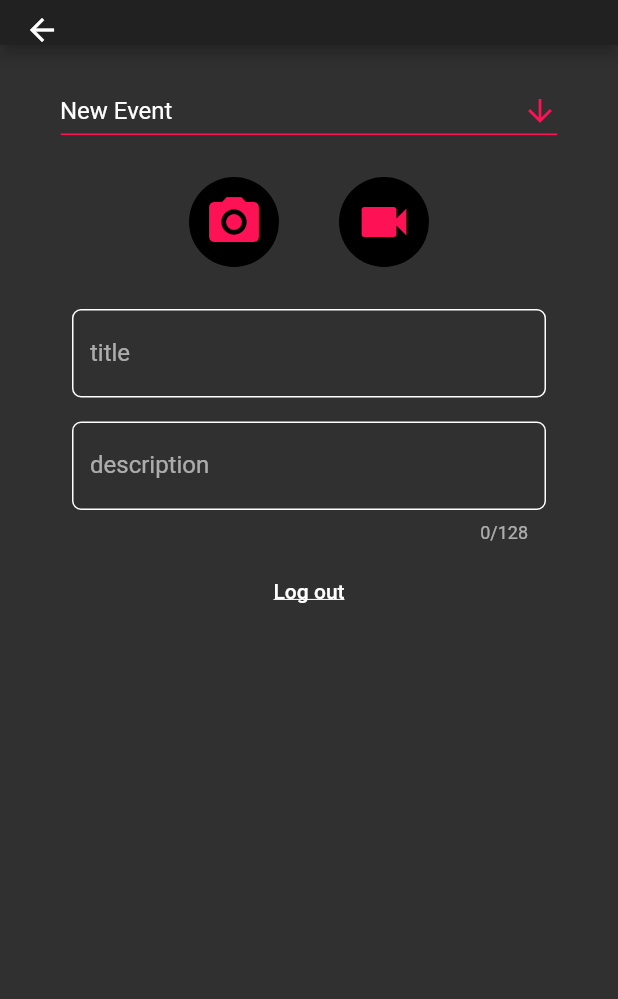
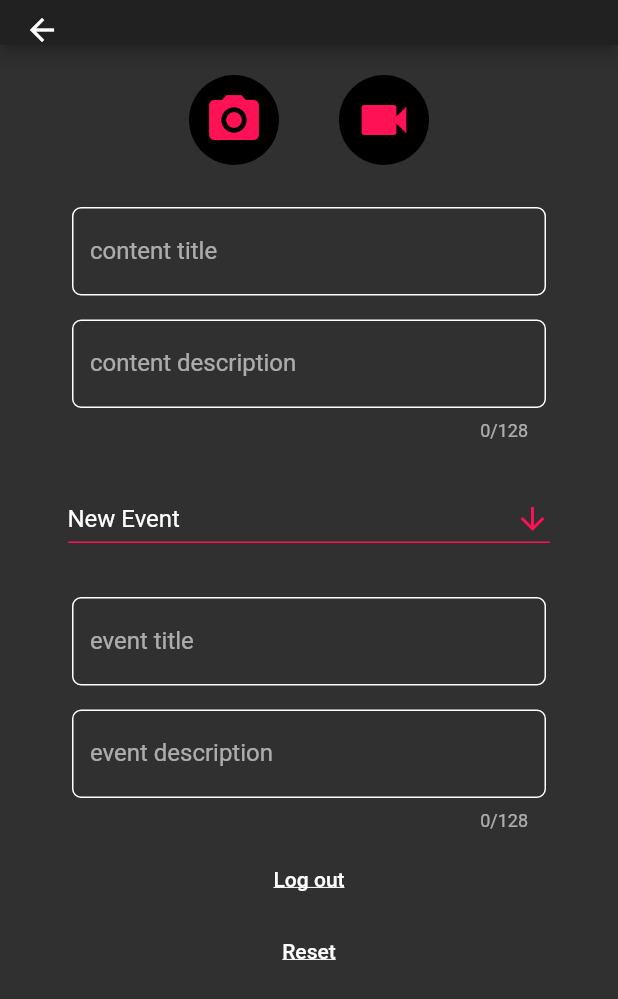
Before and after one commit to algorithmike/eop-mobile, a Flutter app: the CreateContentPage screen opened directly with empty values, on a phone screen of 412 x 824 dp. Shown: the top 999 px of the screen. Run offline on Flutter 3.47's test engine with Material 2 defaults, Android fonts, the phone set to English and light mode, and no system bars; our stand-ins replace flutter_secure_storage, geolocator, graphql_flutter, image_picker, video_player; accounts and stored records are empty; network calls fail.

Commit message:
added ability to create new event with new content, or to add new content to existing event.

```diff
--- a/lib/pages/CreateContentPage.dart
+++ b/lib/pages/CreateContentPage.dart
@@ -32,11 +32,29 @@ class CreateContentPage extends StatefulWidget {
 class _CreateContentPageState extends State<CreateContentPage> {
   File contentFile;
   EopMediaType contentFileMediaType;
+  String eventValue = 'new';
+  bool isNewEvent = true;
 
   final secureStorage = SecureStorage();
   final locator = GPSLocation();
   final TextEditingController contentTitleController = TextEditingController();
   final TextEditingController descriptionController = TextEditingController();
+  final TextEditingController eventTitleController = TextEditingController();
+  final TextEditingController eventDescriptionController =
+      TextEditingController();
+
+  void resetState() {
+    setState(() {
+      contentFile = null;
+      contentFileMediaType = null;
+      eventValue = 'new';
+      isNewEvent = true;
+      contentTitleController.clear();
+      descriptionController.clear();
+      eventTitleController.clear();
+      eventDescriptionController.clear();
+    });
+  }
 
   final String myEvents = """
       query {
@@ -54,8 +72,11 @@ class _CreateContentPageState extends State<CreateContentPage> {
     mutation CreateContent(
       \$file: Upload!,
       \$coordinates: String!,
-      \$title: String!
-      \$description: String
+      \$title: String!,
+      \$description: String,
+      \$eventId: String
+      \$eventTitle: String,
+      \$eventDescription: String
     ){
       createContent(
         data: {
@@ -63,7 +84,12 @@ class _CreateContentPageState extends State<CreateContentPage> {
           coordinates: \$coordinates,
           title: \$title,
           description: \$description,
+          eventId: \$eventId,
           postedFromEop: true
+        },
+        newEventData: {
+          title: \$eventTitle,
+          description: \$eventDescription
         }
       ){
         title
@@ -102,68 +128,6 @@ class _CreateContentPageState extends State<CreateContentPage> {
         child: Center(
           child: Column(
             children: [
-              Query(
-                options: QueryOptions(
-                  document: gql(myEvents),
-                ),
-                builder: (QueryResult result,
-                    {VoidCallback refetch, FetchMore fetchMore}) {
-                  if (result.hasException) {
-                    // return Text(result.exception.toString());
-                    print(result.exception);
-                  }
-
-                  if (result.isLoading) {
-                    return Text('...loading');
-                  }
-
-                  var listOfEvents = <OrganizedEvent>[
-                    OrganizedEvent(id: 'new', title: 'New Event')
-                  ];
-
-                  if (result.data != null) {
-                    result.data['me']['eventsOrganized'].forEach((element) {
-                      print(element);
-                      listOfEvents.add(
-                        OrganizedEvent(
-                          title: element['title'],
-                          id: element['id'],
-                        ),
-                      );
-                    });
-                  }
-                  var menuItems = listOfEvents.map((event) => DropdownMenuItem(
-                      value: event.id, child: Text(event.title)));
-
-                  return Container(
-                    margin: EdgeInsets.only(
-                      top: 20.0,
-                      left: 40.0,
-                      right: 40.0,
-                    ),
-                    child: DropdownButton<String>(
-                      isExpanded: true,
-                      iconEnabledColor: kPrimaryThemeColor,
-                      //TODO: Setup value for query
-                      value: 'new',
-                      icon: Icon(Icons.arrow_downward),
-                      iconSize: 24,
-                      elevation: 16,
-                      underline: Container(
-                        decoration: BoxDecoration(
-                            border: Border.all(color: kPrimaryThemeColor)),
-                        height: 1,
-                      ),
-                      onChanged: (String selectedValue) {
-                        setState(() {
-                          print(selectedValue);
-                        });
-                      },
-                      items: menuItems.toList(),
-                    ),
-                  );
-                },
-              ),
               if (contentFile != null)
                 (contentFileMediaType == EopMediaType.IMAGE)
                     ? SizedBox(
@@ -211,14 +175,85 @@ class _CreateContentPageState extends State<CreateContentPage> {
                   ],
                 ),
               CredentialsInput(
-                label: 'title',
+                label: 'content title',
                 controller: contentTitleController,
               ),
               CredentialsInput(
-                label: 'description',
+                label: 'content description',
                 controller: descriptionController,
                 longText: true,
               ),
+              Query(
+                options: QueryOptions(
+                  document: gql(myEvents),
+                ),
+                builder: (QueryResult result,
+                    {VoidCallback refetch, FetchMore fetchMore}) {
+                  if (result.hasException) {
+                    // return Text(result.exception.toString());
+                    print(result.exception);
+                  }
+
+                  if (result.isLoading) {
+                    return Text('...loading');
+                  }
+
+                  var listOfEvents = <OrganizedEvent>[
+                    OrganizedEvent(id: 'new', title: 'New Event')
+                  ];
+
+                  if (result.data != null) {
+                    result.data['me']['eventsOrganized'].forEach((element) {
+                      print(element);
+                      listOfEvents.add(
+                        OrganizedEvent(
+                          title: element['title'],
+                          id: element['id'],
+                        ),
+                      );
+                    });
+                  }
+                  var menuItems = listOfEvents.map((event) => DropdownMenuItem(
+                      value: event.id, child: Text(event.title)));
+
+                  return Container(
+                    margin: EdgeInsets.symmetric(vertical: 20, horizontal: 45),
+                    child: DropdownButton<String>(
+                      isExpanded: true,
+                      iconEnabledColor: kPrimaryThemeColor,
+                      //TODO: Setup value for query
+                      value: eventValue,
+                      icon: Icon(Icons.arrow_downward),
+                      iconSize: 24,
+                      elevation: 16,
+                      underline: Container(
+                        decoration: BoxDecoration(
+                            border: Border.all(color: kPrimaryThemeColor)),
+                        height: 1,
+                      ),
+                      onChanged: (String selectedValue) {
+                        setState(() {
+                          eventValue = selectedValue;
+                          isNewEvent = (selectedValue == 'new');
+                        });
+                      },
+                      items: menuItems.toList(),
+                    ),
+                  );
+                },
+              ),
+              if (isNewEvent)
+                Column(children: [
+                  CredentialsInput(
+                    label: 'event title',
+                    controller: eventTitleController,
+                  ),
+                  CredentialsInput(
+                    label: 'event description',
+                    controller: eventDescriptionController,
+                    longText: true,
+                  ),
+                ]),
               if (contentFile != null)
                 Mutation(
                   options: MutationOptions(
@@ -227,6 +262,7 @@ class _CreateContentPageState extends State<CreateContentPage> {
                       if (result.data != null) {
                         print('Successful Upload!');
                         print(result.data);
+                        resetState();
                         //TODO: Add post-upload navigation or actions.
                       } else {
                         print('ERROR: ');
@@ -261,7 +297,9 @@ class _CreateContentPageState extends State<CreateContentPage> {
                             'title': contentTitleController.text,
                             'description': descriptionController.text,
                             'coordinates': location.toString(),
-                            'file': uploadableFile
+                            'file': uploadableFile,
+                            'eventTitle': eventTitleController.text,
+                            'eventDescription': eventDescriptionController.text
                           });
                         } catch (error) {
                           print('Catch block!!!');
@@ -288,16 +326,13 @@ class _CreateContentPageState extends State<CreateContentPage> {
                       decoration: TextDecoration.underline,
                     ),
                   ),
-                )
-              else
+                ),
               FlatButton(
                 onPressed: () {
-                    setState(() {
-                      contentFile = null;
-                    });
+                  resetState();
                 },
                 child: Text(
-                    'reset',
+                  'Reset',
                   style: TextStyle(
                     decoration: TextDecoration.underline,
                   ),
```
Lines whose indentation alone changed are shown as unchanged.
